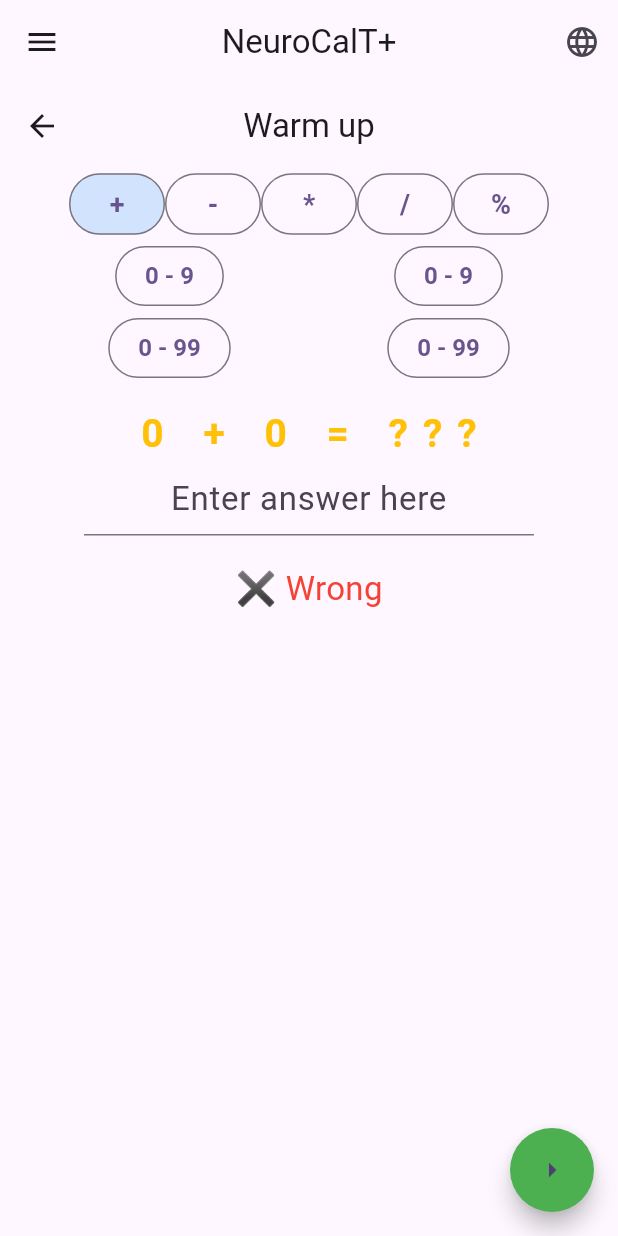
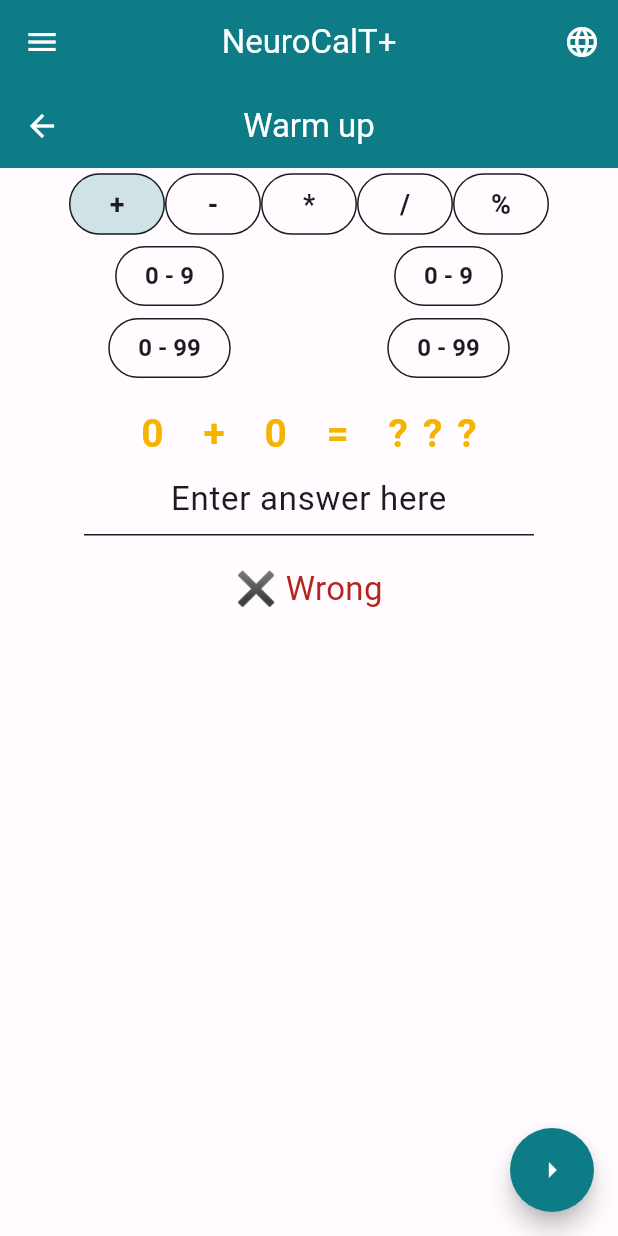
Before and after one commit to FrankMilvus/Trachtenberg-GREMA, a Flutter app: the screen it shows after launch, after a tap on the "arrow right" icon, on a phone screen of 412 x 824 dp. Run offline on Flutter 3.47's test engine with Material 3 defaults, Android fonts, the phone set to English and light mode, and no system bars; our stand-ins replace flutter_native_splash, shared_preferences, wakelock_plus.

Commit message:
Refactor theme management and improve UI consistency by implementing a centralized AppTheme class. Update button styles and text styles to utilize theme colors. Remove deprecated color constants and enhance localization support across various widgets.

```diff
--- /dev/null
+++ b/lib/constants/app_theme.dart
@@ -0,0 +1,55 @@
+import 'package:flutter/material.dart';
+
+class AppTheme {
+  AppTheme._();
+
+  static const ColorScheme lightColorScheme = ColorScheme(
+    brightness: Brightness.light,
+    primary: Color(0xFF0E7C86),
+    onPrimary: Colors.white,
+    secondary: Color(0xFFF4B400),
+    onSecondary: Colors.black,
+    error: Color(0xFFB3261E),
+    onError: Colors.white,
+    surface: Color(0xFFFFFBFE),
+    onSurface: Color(0xFF1C1B1F),
+  );
+
+  static const ColorScheme darkColorScheme = ColorScheme(
+    brightness: Brightness.dark,
+    primary: Color(0xFF6DD3DC),
+    onPrimary: Color(0xFF00363B),
+    secondary: Color(0xFFFFD166),
+    onSecondary: Color(0xFF3A2F00),
+    error: Color(0xFFF2B8B5),
+    onError: Color(0xFF601410),
+    surface: Color(0xFF121212),
+    onSurface: Color(0xFFE6E1E5),
+  );
+
+  static ThemeData lightTheme() {
+    return ThemeData(
+      useMaterial3: true,
+      colorScheme: lightColorScheme,
+      scaffoldBackgroundColor: lightColorScheme.surface,
+      appBarTheme: AppBarTheme(
+        backgroundColor: lightColorScheme.primary,
+        foregroundColor: lightColorScheme.onPrimary,
+      ),
+      drawerTheme: DrawerThemeData(backgroundColor: lightColorScheme.surface),
+    );
+  }
+
+  static ThemeData darkTheme() {
+    return ThemeData(
+      useMaterial3: true,
+      colorScheme: darkColorScheme,
+      scaffoldBackgroundColor: darkColorScheme.surface,
+      appBarTheme: AppBarTheme(
+        backgroundColor: darkColorScheme.primary,
+        foregroundColor: darkColorScheme.onPrimary,
+      ),
+      drawerTheme: DrawerThemeData(backgroundColor: darkColorScheme.surface),
+    );
+  }
+}
--- a/lib/constants/btn_styles.dart
+++ b/lib/constants/btn_styles.dart
@@ -3,22 +3,28 @@
 import 'operation.dart';
 
 class KBtnStyle {
-  static ButtonStyle rangeButton() {
+  static ButtonStyle rangeButton(BuildContext context) {
+    final colorScheme = Theme.of(context).colorScheme;
     return OutlinedButton.styleFrom(
-      // foregroundColor: isDarkModeNotifier.value ? Colors.white : Colors.black,
+      foregroundColor: colorScheme.onSurface,
+      side: BorderSide(color: colorScheme.outline),
       padding: const EdgeInsets.symmetric(horizontal: 20, vertical: 10),
       textStyle: const TextStyle(fontSize: 16, fontWeight: FontWeight.bold),
     );
   }
 
   static ButtonStyle operatorButton({
+    required BuildContext context,
     required Operation current,
     required Operation button,
   }) {
+    final colorScheme = Theme.of(context).colorScheme;
     return OutlinedButton.styleFrom(
-      backgroundColor:
-      current == button ? Colors.blue.withAlpha(51) : null,
-      // foregroundColor: isDarkModeNotifier.value ? Colors.white : Colors.black,
+      backgroundColor: current == button
+          ? colorScheme.primary.withAlpha(51)
+          : null,
+      foregroundColor: colorScheme.onSurface,
+      side: BorderSide(color: colorScheme.outline),
       padding: const EdgeInsets.symmetric(horizontal: 20, vertical: 10),
       textStyle: const TextStyle(fontSize: 18, fontWeight: FontWeight.bold),
     );
--- a/lib/constants/colors.dart
+++ /dev/null
@@ -1,13 +0,0 @@
-import 'package:flutter/material.dart';
-
-class KColors {
-  static Color basicColor(BuildContext context) =>
-      Theme.of(context).brightness == Brightness.dark
-      ? Colors.blueGrey
-      : Colors.green;
-
-  static Color textColor(BuildContext context) =>
-      Theme.of(context).brightness == Brightness.dark
-      ? Colors.white
-      : Colors.black;
-}
--- a/lib/constants/text_styles.dart
+++ b/lib/constants/text_styles.dart
@@ -7,22 +7,24 @@
     color: Theme.of(context).colorScheme.primary,
   );
 
-  static TextStyle body(BuildContext context) => TextStyle(
-    fontSize: 22,
-    color: Theme.of(context).colorScheme.onSurface,
-  );
+  static TextStyle body(BuildContext context) =>
+      TextStyle(fontSize: 22, color: Theme.of(context).colorScheme.onSurface);
   static TextStyle digit(BuildContext context) => TextStyle(
     fontSize: 26,
     fontWeight: FontWeight.bold,
-    color: Colors.amber,
+    color: Theme.of(context).colorScheme.secondary,
     letterSpacing: 10,
   );
 
   static TextStyle answer(BuildContext context, bool isCorrect) => TextStyle(
     fontSize: 22,
-    color: isCorrect ? Colors.green : Theme.of(context).colorScheme.onSurface,
+    color: isCorrect
+        ? Theme.of(context).colorScheme.secondary
+        : Theme.of(context).colorScheme.onSurface,
   );
 
-  static TextStyle smallNote(BuildContext context) =>
-      TextStyle(fontSize: 14, color: Colors.grey);
+  static TextStyle smallNote(BuildContext context) => TextStyle(
+    fontSize: 14,
+    color: Theme.of(context).colorScheme.onSurface.withAlpha(180),
+  );
 }
--- a/lib/main.dart
+++ b/lib/main.dart
@@ -1,21 +1,22 @@
 import 'package:flutter/material.dart';
 import 'package:flutter_localizations/flutter_localizations.dart';
+import 'package:flutter_native_splash/flutter_native_splash.dart';
+import 'package:provider/provider.dart';
+import 'package:trachtenberg_grema/constants/app_theme.dart';
 import 'package:trachtenberg_grema/l10n/app_localizations.dart';
-import 'package:provider/provider.dart';
 import 'package:trachtenberg_grema/providers/app_provider.dart';
 import 'package:trachtenberg_grema/views/widget_tree.dart';
-import 'package:flutter_native_splash/flutter_native_splash.dart';
 import 'package:wakelock_plus/wakelock_plus.dart';
-void main() async{
+
+void main() async {
   WidgetsBinding widgetsBinding = WidgetsFlutterBinding.ensureInitialized();
   FlutterNativeSplash.preserve(widgetsBinding: widgetsBinding);
   WidgetsFlutterBinding.ensureInitialized();
   await WakelockPlus.enable();
+  final appProvider = AppProvider();
+  await appProvider.loadThemePreference();
   runApp(
-    ChangeNotifierProvider(
-      create: (context) => AppProvider(),
-      child: const MyApp(),
-    ),
+    ChangeNotifierProvider.value(value: appProvider, child: const MyApp()),
   );
 }
 
@@ -28,7 +29,7 @@
       builder: (context, appProvider, child) {
         FlutterNativeSplash.remove();
         return MaterialApp(
-          title: 'NeuroCalT',
+          onGenerateTitle: (context) => AppLocalizations.of(context)!.appTitle,
           debugShowCheckedModeBanner: false,
           locale: appProvider.locale,
           localizationsDelegates: const [
@@ -44,12 +45,9 @@
             Locale('fr'),
             Locale('ru'),
           ],
-          theme: ThemeData(
-            colorScheme: ColorScheme.fromSeed(
-              seedColor: Colors.deepPurple,
-              brightness: appProvider.isDarkMode ? Brightness.dark : Brightness.light,
-            ),
-          ),
+          theme: AppTheme.lightTheme(),
+          darkTheme: AppTheme.darkTheme(),
+          themeMode: appProvider.isDarkMode ? ThemeMode.dark : ThemeMode.light,
           home: const WidgetTree(),
         );
       },
@@ -57,6 +55,4 @@
   }
 }
 
-
-
 // flutter clean; flutter pub get; flutter build appbundle
--- a/lib/providers/app_provider.dart
+++ b/lib/providers/app_provider.dart
@@ -1,6 +1,9 @@
 import 'package:flutter/material.dart';
+import 'package:shared_preferences/shared_preferences.dart';
 
 class AppProvider extends ChangeNotifier {
+  static const String _themeKey = 'isDarkMode';
+
   bool _isDarkMode = false;
   int _selectedPage = 0;
   bool _isTextCorrect = false;
@@ -13,9 +16,21 @@
   bool get isBtnActive => _isBtnActive;
   Locale? get locale => _locale;
 
+  Future<void> loadThemePreference() async {
+    final prefs = await SharedPreferences.getInstance();
+    _isDarkMode = prefs.getBool(_themeKey) ?? false;
+    notifyListeners();
+  }
+
   void toggleTheme() {
     _isDarkMode = !_isDarkMode;
+    _saveThemePreference();
     notifyListeners();
+  }
+
+  Future<void> _saveThemePreference() async {
+    final prefs = await SharedPreferences.getInstance();
+    await prefs.setBool(_themeKey, _isDarkMode);
   }
 
   void setLocale(Locale locale) {
--- a/lib/views/Pages/odds_by_five_workout.dart
+++ b/lib/views/Pages/odds_by_five_workout.dart
@@ -1,7 +1,7 @@
 import 'package:flutter/material.dart';
-import 'package:trachtenberg_grema/l10n/app_localizations.dart';
 import 'package:trachtenberg_grema/constants/app_pages.dart';
 import 'package:trachtenberg_grema/helper/digit_helper.dart';
+import 'package:trachtenberg_grema/l10n/app_localizations.dart';
 import 'package:trachtenberg_grema/widgets/multi_digit_input.dart';
 
 import '../../constants/text_styles.dart';
@@ -74,7 +74,9 @@
           Text(
             isCorrect ? l10n.correct : l10n.wrong,
             style: KTextStyle.body(context).copyWith(
-              color: isCorrect ? Colors.green : Colors.red,
+              color: isCorrect
+                  ? Theme.of(context).colorScheme.secondary
+                  : Theme.of(context).colorScheme.error,
               fontSize: 22,
             ),
           ),
--- a/lib/views/Pages/warmup.dart
+++ b/lib/views/Pages/warmup.dart
@@ -1,8 +1,8 @@
 import 'package:flutter/material.dart';
-import 'package:trachtenberg_grema/l10n/app_localizations.dart';
 import 'package:provider/provider.dart';
 import 'package:trachtenberg_grema/constants/btn_styles.dart';
 import 'package:trachtenberg_grema/helper/digit_helper.dart';
+import 'package:trachtenberg_grema/l10n/app_localizations.dart';
 import 'package:trachtenberg_grema/providers/app_provider.dart';
 import 'package:trachtenberg_grema/widgets/warmup_answer_widget.dart';
 
@@ -54,7 +54,9 @@
         centerTitle: true,
         leading: const BackWidget(page: KAppPages.home),
       ),
-      floatingActionButton: const FabWidget(page: KAppPages.oddsByFiveExplication),
+      floatingActionButton: const FabWidget(
+        page: KAppPages.oddsByFiveExplication,
+      ),
       body: Padding(
         padding: const EdgeInsets.symmetric(horizontal: 20.0),
         child: Column(
@@ -65,6 +67,7 @@
               children: [
                 OutlinedButton(
                   style: KBtnStyle.operatorButton(
+                    context: context,
                     current: _selectedOperation,
                     button: Operation.add,
                   ),
@@ -75,6 +78,7 @@
                 ),
                 OutlinedButton(
                   style: KBtnStyle.operatorButton(
+                    context: context,
                     current: _selectedOperation,
                     button: Operation.subtract,
                   ),
@@ -85,6 +89,7 @@
                 ),
                 OutlinedButton(
                   style: KBtnStyle.operatorButton(
+                    context: context,
                     current: _selectedOperation,
                     button: Operation.multiply,
                   ),
@@ -95,6 +100,7 @@
                 ),
                 OutlinedButton(
                   style: KBtnStyle.operatorButton(
+                    context: context,
                     current: _selectedOperation,
                     button: Operation.divide,
                   ),
@@ -105,6 +111,7 @@
                 ),
                 OutlinedButton(
                   style: KBtnStyle.operatorButton(
+                    context: context,
                     current: _selectedOperation,
                     button: Operation.modulo,
                   ),
@@ -119,7 +126,7 @@
               mainAxisAlignment: MainAxisAlignment.spaceAround,
               children: [
                 OutlinedButton(
-                  style: KBtnStyle.rangeButton(),
+                  style: KBtnStyle.rangeButton(context),
                   onPressed: () {
                     setState(() {
                       isFirstMax = false;
@@ -129,7 +136,7 @@
                   child: const Text('0 - 9'),
                 ),
                 OutlinedButton(
-                  style: KBtnStyle.rangeButton(),
+                  style: KBtnStyle.rangeButton(context),
                   onPressed: () {
                     setState(() {
                       isSecondMax = false;
@@ -144,7 +151,7 @@
               mainAxisAlignment: MainAxisAlignment.spaceAround,
               children: [
                 OutlinedButton(
-                  style: KBtnStyle.rangeButton(),
+                  style: KBtnStyle.rangeButton(context),
                   onPressed: () {
                     setState(() {
                       isFirstMax = true;
@@ -154,7 +161,7 @@
                   child: const Text('0 - 99'),
                 ),
                 OutlinedButton(
-                  style: KBtnStyle.rangeButton(),
+                  style: KBtnStyle.rangeButton(context),
                   onPressed: () {
                     setState(() {
                       isSecondMax = true;
--- a/lib/widgets/drawer.dart
+++ b/lib/widgets/drawer.dart
@@ -4,7 +4,6 @@
 import 'package:trachtenberg_grema/providers/app_provider.dart';
 
 import '/constants/app_pages.dart';
-import '../constants/colors.dart';
 
 class DrawerWidget extends StatelessWidget {
   const DrawerWidget({super.key});
@@ -18,18 +17,25 @@
           return ListView(
             children: [
               DrawerHeader(
-                decoration: BoxDecoration(color: KColors.basicColor(context)),
+                decoration: BoxDecoration(
+                  color: Theme.of(context).colorScheme.primary,
+                ),
                 child: Row(
                   mainAxisAlignment: MainAxisAlignment.spaceBetween,
                   children: [
-                    Text(l10n.appTitle),
+                    Text(
+                      l10n.appTitle,
+                      style: TextStyle(
+                        color: Theme.of(context).colorScheme.onPrimary,
+                      ),
+                    ),
                     IconButton(
                       onPressed: () {
                         appProvider.toggleTheme();
                       },
-                      icon: const Icon(
+                      icon: Icon(
                         Icons.dark_mode,
-                        color: Colors.white,
+                        color: Theme.of(context).colorScheme.onPrimary,
                         size: 28,
                       ),
                     ),
--- a/lib/widgets/fab_widget.dart
+++ b/lib/widgets/fab_widget.dart
@@ -1,8 +1,6 @@
 import 'package:flutter/material.dart';
 import 'package:provider/provider.dart';
 import 'package:trachtenberg_grema/providers/app_provider.dart';
-
-import '../constants/colors.dart';
 
 class FabWidget extends StatelessWidget {
   final int page;
@@ -15,7 +13,8 @@
         context.read<AppProvider>().setPage(page);
       },
       shape: const CircleBorder(),
-      backgroundColor: KColors.basicColor(context),
+      backgroundColor: Theme.of(context).colorScheme.primary,
+      foregroundColor: Theme.of(context).colorScheme.onPrimary,
       child: const Icon(Icons.arrow_right),
     );
   }
--- a/lib/widgets/warmup_answer_widget.dart
+++ b/lib/widgets/warmup_answer_widget.dart
@@ -1,7 +1,7 @@
 import 'package:flutter/material.dart';
 import 'package:flutter/services.dart';
+import 'package:provider/provider.dart';
 import 'package:trachtenberg_grema/l10n/app_localizations.dart';
-import 'package:provider/provider.dart';
 import 'package:trachtenberg_grema/providers/app_provider.dart';
 
 import '../constants/text_styles.dart';
@@ -72,7 +72,9 @@
             Text(
               isCorrect ? l10n.correct : l10n.wrong,
               style: KTextStyle.body(context).copyWith(
-                color: isCorrect ? Colors.green : Colors.red,
+                color: isCorrect
+                    ? Theme.of(context).colorScheme.secondary
+                    : Theme.of(context).colorScheme.error,
                 fontSize: 22,
               ),
             ),
```
Also changed, not shown: pubspec.yaml (+27 -27 lines), pubspec.lock, 1 other file.
